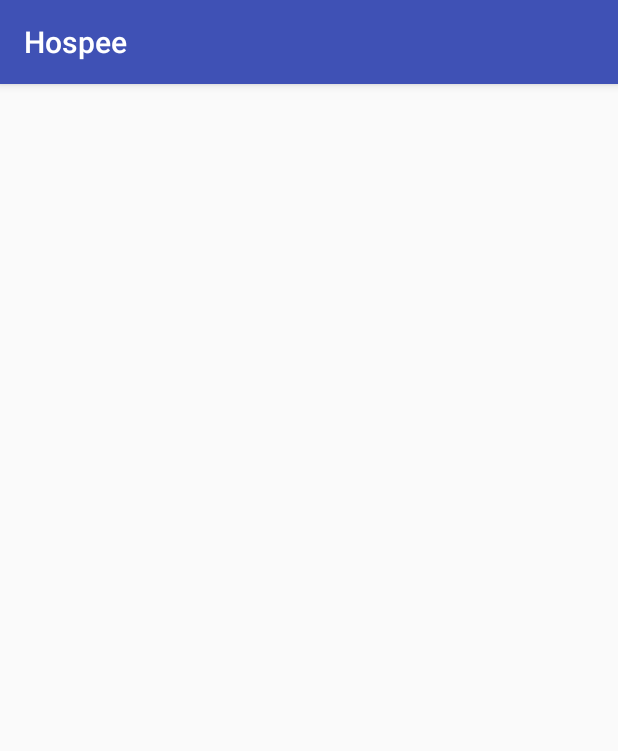
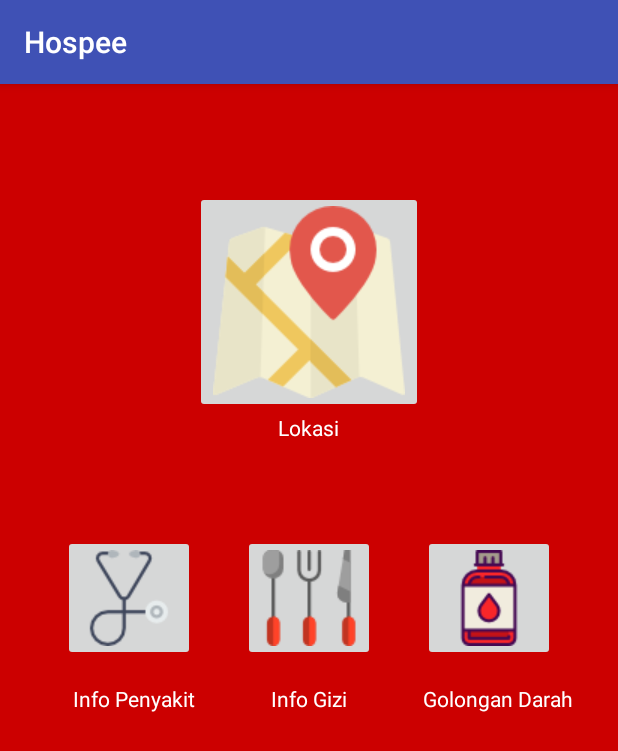
Before and after one commit to haikalatth/Hospee, an Android app: the screen it shows after launch (MainActivity), on a phone screen of 412 x 824 dp. Shown: the top 751 px of the screen. Run offline under Robolectric (Android 15) with nearby library versions, the phone set to English and light mode, and no system bars.

Commit message:
Desain menu awal

```diff
--- a/app/src/main/res/layout/activity_main.xml
+++ b/app/src/main/res/layout/activity_main.xml
@@ -9,6 +9,83 @@
     android:paddingLeft="@dimen/activity_horizontal_margin"
     android:paddingRight="@dimen/activity_horizontal_margin"
     android:paddingTop="@dimen/activity_vertical_margin"
-    tools:context="id.sch.smktelkom_mlg.project.xirpl303122130.hospee.MainActivity">
+    tools:context="id.sch.smktelkom_mlg.project.xirpl303122130.hospee.MainActivity"
+    android:background="@android:color/holo_red_dark">
 
+    <ImageButton
+        android:layout_width="wrap_content"
+        android:layout_height="wrap_content"
+        app:srcCompat="@drawable/maps"
+        android:layout_alignParentTop="true"
+        android:layout_centerHorizontal="true"
+        android:layout_marginTop="55dp"
+        android:id="@+id/imageButton19" />
+
+    <ImageButton
+        android:layout_width="wrap_content"
+        android:layout_height="wrap_content"
+        app:srcCompat="@drawable/darah"
+        android:id="@+id/imageButton22"
+        android:layout_alignTop="@+id/imageButton21"
+        android:layout_toRightOf="@+id/imageButton19"
+        android:layout_toEndOf="@+id/imageButton19" />
+
+    <ImageButton
+        android:layout_width="wrap_content"
+        android:layout_height="wrap_content"
+        app:srcCompat="@drawable/penyakit"
+        android:layout_marginTop="81dp"
+        android:id="@+id/imageButton20"
+        android:layout_below="@+id/imageButton19"
+        android:layout_toLeftOf="@+id/imageButton19"
+        android:layout_toStartOf="@+id/imageButton19" />
+
+    <ImageButton
+        android:layout_width="wrap_content"
+        android:layout_height="wrap_content"
+        app:srcCompat="@drawable/food"
+        android:id="@+id/imageButton21"
+        android:layout_alignTop="@+id/imageButton20"
+        android:layout_centerHorizontal="true" />
+
+    <TextView
+        android:text="Lokasi"
+        android:textColor="#ffffff"
+        android:layout_width="wrap_content"
+        android:layout_height="wrap_content"
+        android:layout_below="@+id/imageButton19"
+        android:layout_centerHorizontal="true"
+        android:id="@+id/textView7"
+        android:backgroundTint="@android:color/background_light" />
+
+    <TextView
+        android:text="Info Gizi"
+        android:textColor="#ffffff"
+        android:layout_width="wrap_content"
+        android:layout_height="wrap_content"
+        android:layout_alignTop="@+id/textView8"
+        android:layout_centerHorizontal="true"
+        android:id="@+id/textView9" />
+
+    <TextView
+        android:text="Info Penyakit"
+        android:textColor="#ffffff"
+        android:layout_width="wrap_content"
+        android:layout_height="wrap_content"
+        android:layout_marginTop="15dp"
+        android:id="@+id/textView8"
+        android:layout_below="@+id/imageButton20"
+        android:layout_alignRight="@+id/imageButton20"
+        android:layout_alignEnd="@+id/imageButton20" />
+
+    <TextView
+        android:text="Golongan Darah"
+        android:textColor="#ffffff"
+        android:layout_width="wrap_content"
+        android:layout_height="wrap_content"
+        android:id="@+id/textView10"
+        android:layout_alignBaseline="@+id/textView9"
+        android:layout_alignBottom="@+id/textView9"
+        android:layout_alignLeft="@+id/imageButton22"
+        android:layout_alignStart="@+id/imageButton22" />
 </RelativeLayout>
```
